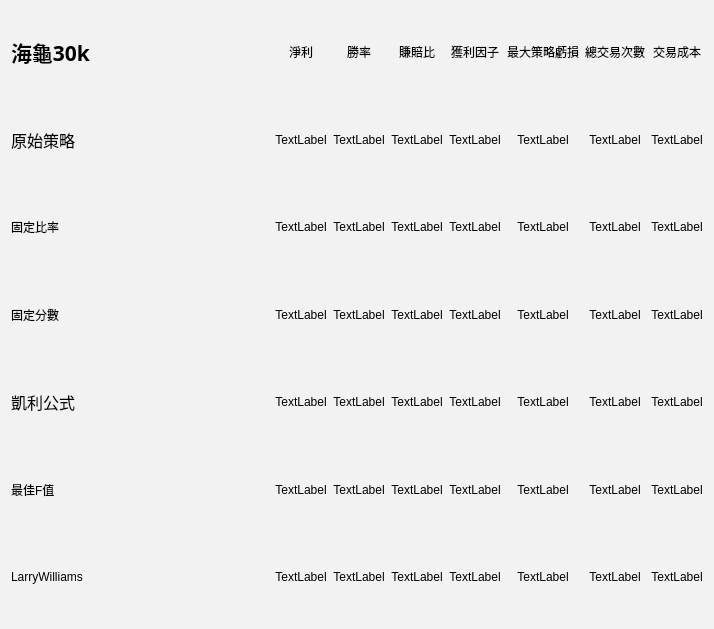
Before: the Qt Designer form Read_txt_UI.ui in allen93075/Winner, drawn with Qt 5.
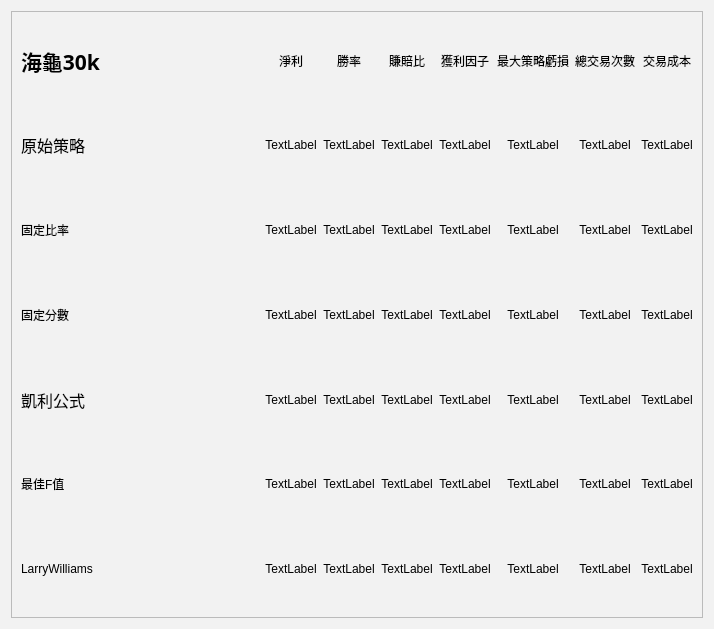
After: the same form once the commit is applied.

The edit to the form file:
```diff
--- a/Read_txt_UI.ui
+++ b/Read_txt_UI.ui
@@ -28,6 +28,15 @@
   <property name="styleSheet">
    <string notr="true">background-color: rgb(242, 242, 242);</string>
   </property>
+  <layout class="QGridLayout" name="gridLayout_2">
+   <item row="0" column="0">
+    <widget class="QFrame" name="frame">
+     <property name="frameShape">
+      <enum>QFrame::StyledPanel</enum>
+     </property>
+     <property name="frameShadow">
+      <enum>QFrame::Raised</enum>
+     </property>
   <layout class="QGridLayout" name="gridLayout">
    <item row="0" column="0">
     <layout class="QVBoxLayout" name="verticalLayout">
@@ -623,6 +632,9 @@
       </layout>
      </item>
     </layout>
+      </item>
+     </layout>
+    </widget>
    </item>
   </layout>
  </widget>
```
Lines whose indentation alone changed are shown as unchanged.
